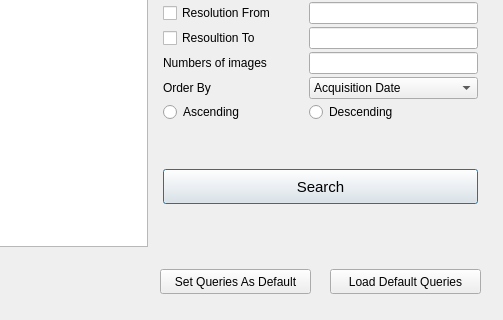
Old version of the form gui/ui/img_search_dialog.ui in the repository yojiyojiyoji/oam_qgis3_express; both pictures show x 220 to 723 and y 191 to 511 of the 723 by 511 pixel window.
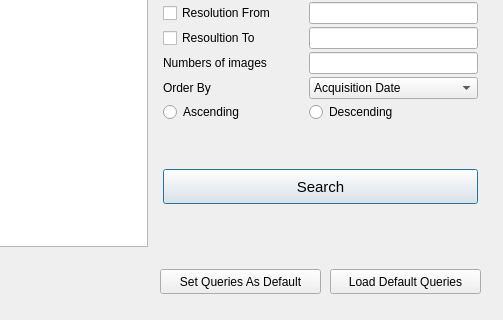
New version of the form.

Commit message: (1)Added download progress window (2)Added image and image metadata download modules (3)Modified thumbnail download module and image browser

The edit to the form file:
```diff
--- a/gui/ui/img_search_dialog.ui
+++ b/gui/ui/img_search_dialog.ui
@@ -271,7 +271,7 @@
     <rect>
      <x>380</x>
      <y>460</y>
-     <width>151</width>
+     <width>161</width>
      <height>25</height>
     </rect>
    </property>
```
The commit also changes 5 other files.
